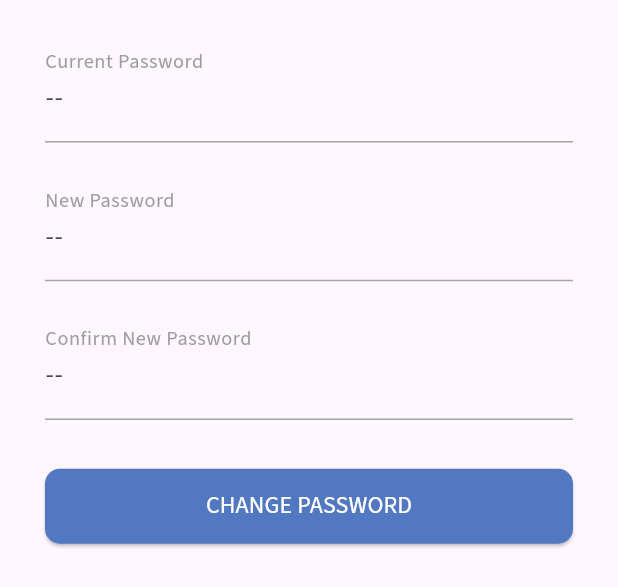
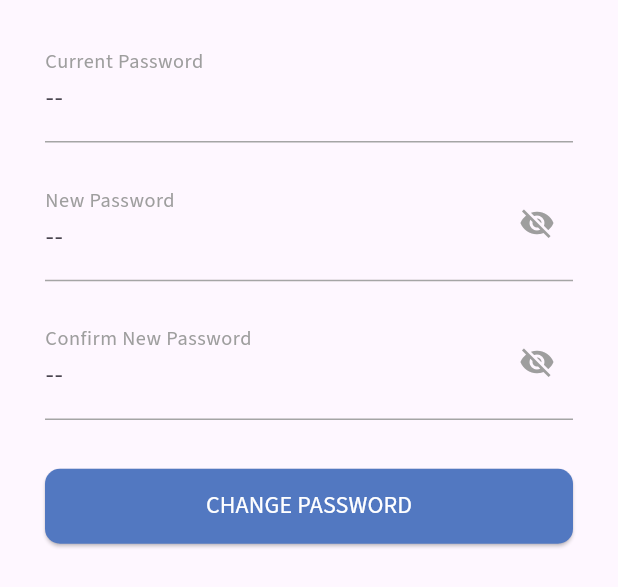
Before and after one commit to georgecabaccang/iskulapp-flutter, a Flutter app: the ChangePasswordCard widget shown alone on an empty page, opened directly, on a phone screen of 412 x 824 dp. Shown: the top 587 px of the screen. Run offline on Flutter 3.47's test engine with Material 3 defaults, Android fonts, the phone set to English and light mode, and no system bars; our stand-ins replace dotted_line, flutter_bloc, flutter_dotenv, flutter_secure_storage, flutter_spinkit, freezed_annotation and 1 more; accounts and stored records are empty.

Commit message:
added show password feature in Change Password Page

```diff
--- a/lib/pages/change_password/widgets/change_password_card.dart
+++ b/lib/pages/change_password/widgets/change_password_card.dart
@@ -1,8 +1,16 @@
 import 'package:flutter/material.dart';
 import 'package:school_erp/theme/text_styles.dart';
 
-class ChangePasswordCard extends StatelessWidget {
+class ChangePasswordCard extends StatefulWidget {
   const ChangePasswordCard({Key? key}) : super(key: key);
+
+  @override
+  _ChangePasswordCardState createState() => _ChangePasswordCardState();
+}
+
+class _ChangePasswordCardState extends State<ChangePasswordCard> {
+  bool _isNewPasswordVisible = false;
+  bool _isConfirmNewPasswordVisible = false;
 
   @override
   Widget build(BuildContext context) {
@@ -34,9 +42,20 @@ class ChangePasswordCard extends StatelessWidget {
               hintText: '--',
               floatingLabelBehavior: FloatingLabelBehavior.always,
               border: InputBorder.none,
+              suffixIcon: IconButton(
+                icon: Icon(
+                  _isNewPasswordVisible ? Icons.visibility : Icons.visibility_off,
+                  color: Colors.grey,
+                ),
+                onPressed: () {
+                  setState(() {
+                    _isNewPasswordVisible = !_isNewPasswordVisible;
+                  });
+                },
+              ),
             ),
             style: bodyStyle().copyWith(fontSize: 18),
-            obscureText: true,
+            obscureText: !_isNewPasswordVisible,
           ),
           const Divider(color: Color(0xFFA5A5A5)),
           const SizedBox(height: 16.0),
@@ -48,10 +67,21 @@ class ChangePasswordCard extends StatelessWidget {
               hintText: '--',
               floatingLabelBehavior: FloatingLabelBehavior.always,
               border: InputBorder.none,
+              suffixIcon: IconButton(
+                icon: Icon(
+                  _isConfirmNewPasswordVisible ? Icons.visibility : Icons.visibility_off,
+                  color: Colors.grey,
+                ),
+                onPressed: () {
+                  setState(() {
+                    _isConfirmNewPasswordVisible = !_isConfirmNewPasswordVisible;
+                  });
+                },
+              ),
             ),
             maxLines: 1,
             style: bodyStyle().copyWith(fontSize: 18),
-            obscureText: true, // Hide password input
+            obscureText: !_isConfirmNewPasswordVisible,
           ),
           const Divider(color: Color(0xFFA5A5A5)),
           const SizedBox(height: 25),
@@ -72,7 +102,7 @@ class ChangePasswordCard extends StatelessWidget {
                 style: buttonTextStyle().copyWith(color: Colors.white),
               ),
             ),
-          )
+          ),
         ],
       ),
     );
```
